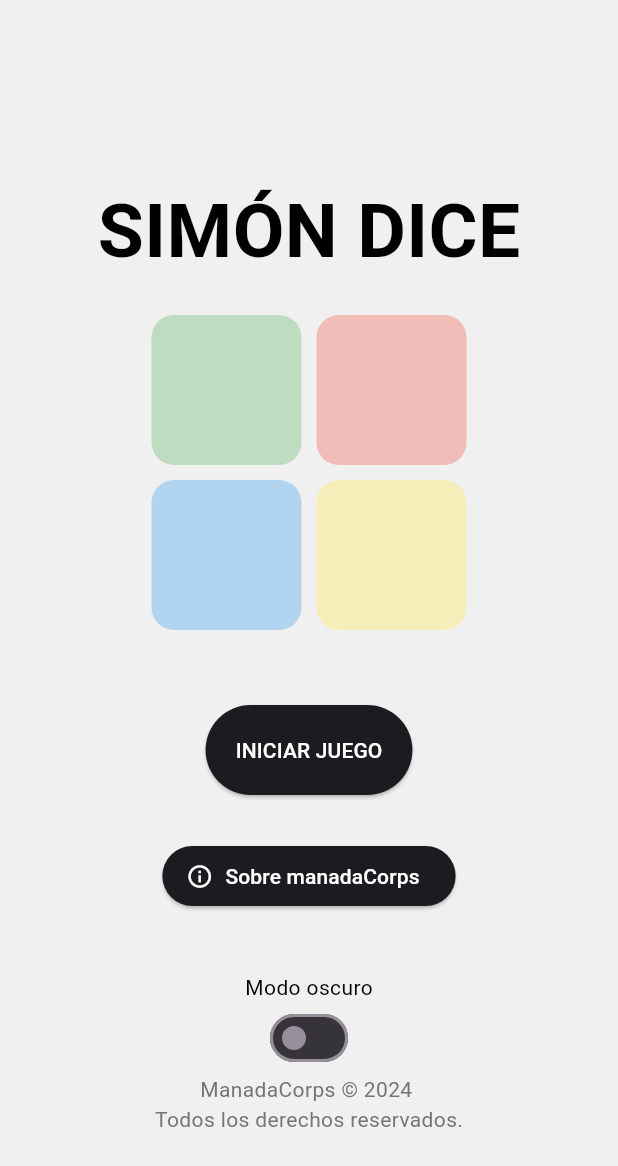
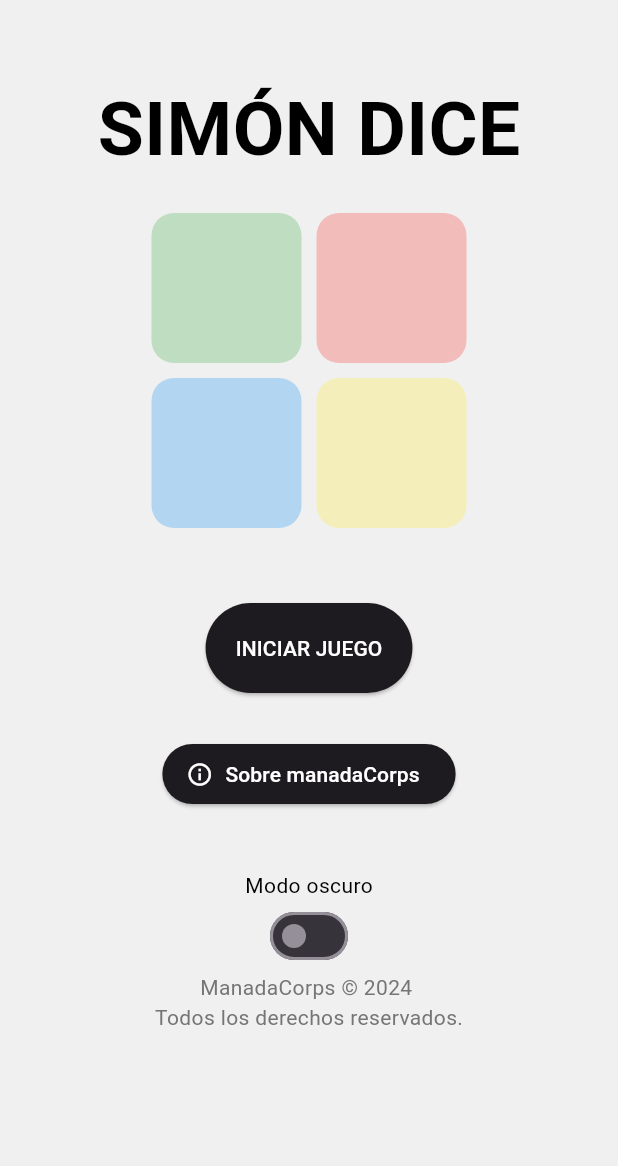
Before and after one commit to Villca325/245Simondice, a Flutter app: the screen it shows after launch, on a phone screen of 412 x 824 dp. Shown: the top 1166 px of the screen. Run offline on Flutter 3.47's test engine with Material 3 defaults, Android fonts, the light colour scheme and no system bars; Roboto replaces fonts that are missing (Arial).

Commit message:
Fix pantalla desbordada

```diff
--- a/lib/view/simon_view.dart
+++ b/lib/view/simon_view.dart
@@ -1,5 +1,3 @@
-import 'dart:ffi';
-
 import 'package:flutter/material.dart';
 import 'package:provider/provider.dart';
 import 'package:simondice_proy/view/switch.dart';
@@ -47,7 +45,8 @@ class SimonView extends StatelessWidget {
       backgroundColor: mostrarColorDeFondo(modoOscuro),
       // appBar: AppBar(title: const Text("Simón Dice")),
       // PRINCIPAL
-      body: Column(
+      body: SingleChildScrollView(
+        child: Column(
 
           mainAxisAlignment: MainAxisAlignment.center,
           children: [
@@ -137,6 +136,7 @@ class SimonView extends StatelessWidget {
             ],
           ],
         ),
+      ),
     );
 
   }
@@ -203,7 +203,7 @@ class SimonView extends StatelessWidget {
     if(estaEncendido)
       return colorBase;
     else
-      return colorBase.withOpacity(0.3);;
+      return colorBase.withAlpha(76);
   }
   List<BoxShadow> mostrarSombra(bool estaEncendido, Color colorBase){
     if(estaEncendido)
```
Lines whose indentation alone changed are shown as unchanged.
